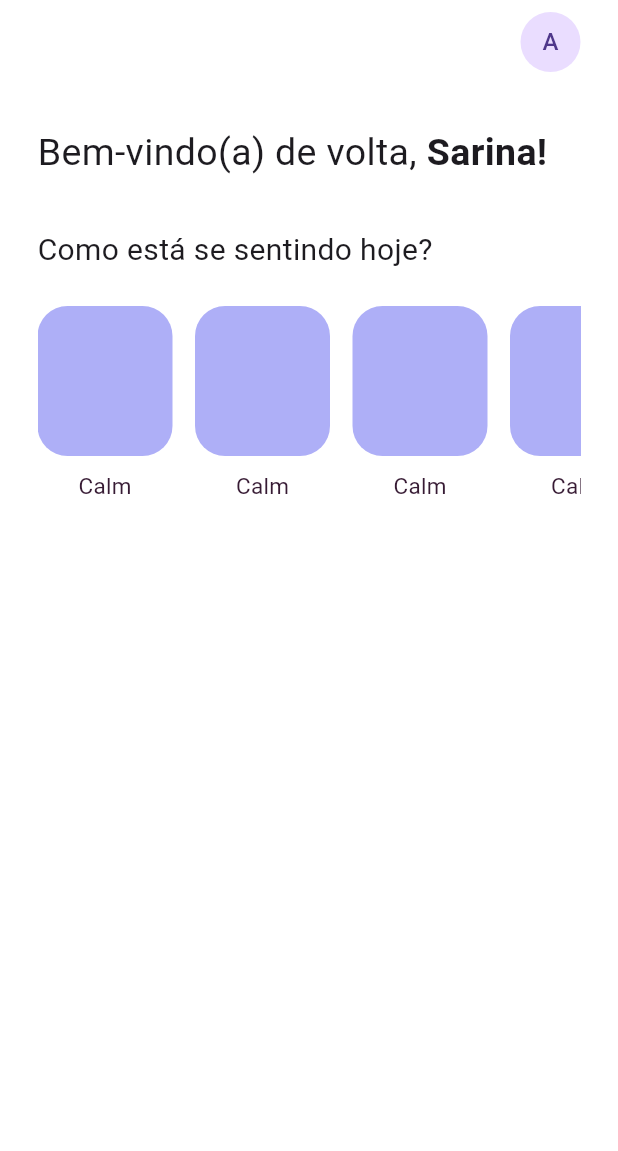
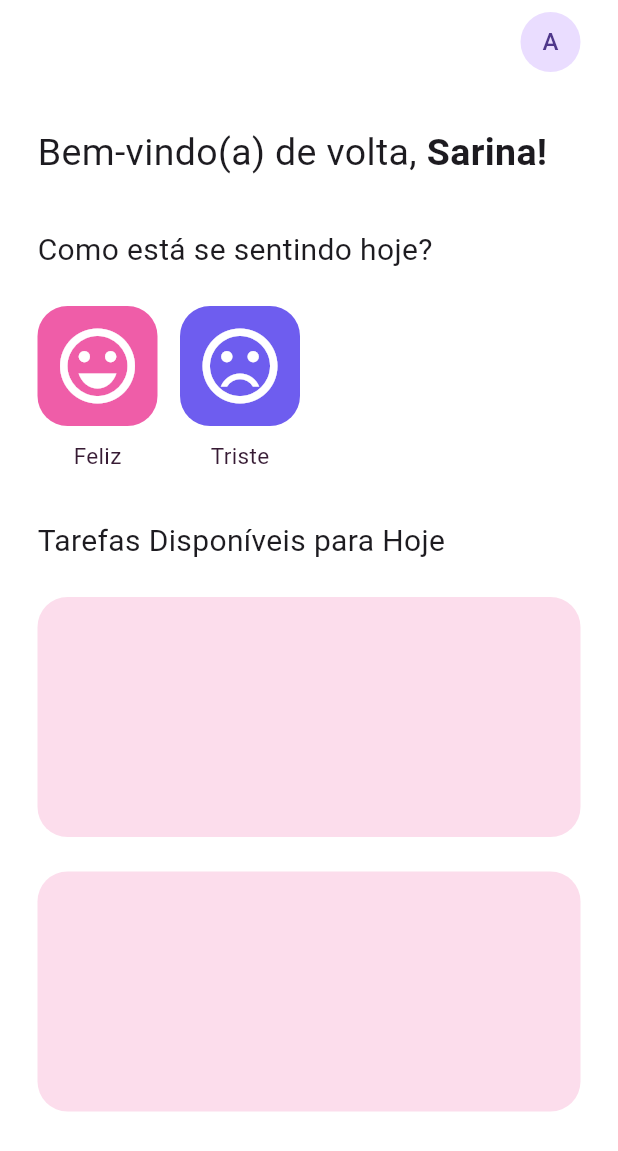
Before and after one commit to maisaamadeu/flutter_mental_health, a Flutter app: the HomeScreen screen opened directly, on a phone screen of 412 x 824 dp. Shown: the top 1151 px of the screen. Run offline on Flutter 3.47's test engine with Material 2 defaults, Android fonts, the light colour scheme and no system bars; our stand-ins replace flutter_svg, google_fonts; Roboto replaces fonts that are missing (Alegreya).

Commit message:
iniciando a home page

```diff
--- /dev/null
+++ b/lib/app/core/models/emotion_model.dart
@@ -0,0 +1,13 @@
+import 'package:flutter/material.dart';
+
+class EmotionModel {
+  String name;
+  IconData icon;
+  Color color;
+
+  EmotionModel({
+    required this.name,
+    required this.icon,
+    required this.color,
+  });
+}
--- /dev/null
+++ b/lib/app/core/models/user_model.dart
@@ -0,0 +1,5 @@
+class UserModel {
+  final String username;
+
+  UserModel({required this.username});
+}
--- a/lib/app/screens/home_screen.dart
+++ b/lib/app/screens/home_screen.dart
@@ -1,8 +1,25 @@
 import 'package:flutter/material.dart';
+import 'package:flutter_mental_health/app/core/models/emotion_model.dart';
+import 'package:flutter_mental_health/app/core/models/user_model.dart';
+import 'package:flutter_mental_health/app/shared/widgets/emotion_widget.dart';
 import 'package:google_fonts/google_fonts.dart';
 
 class HomeScreen extends StatelessWidget {
-  const HomeScreen({super.key});
+  HomeScreen({super.key});
+
+  final UserModel user = UserModel(username: 'Sarina');
+  List<EmotionModel> emotions = [
+    EmotionModel(
+      name: 'Feliz',
+      icon: Icons.sentiment_very_satisfied,
+      color: Color(0xffEF5DA8),
+    ),
+    EmotionModel(
+      name: 'Triste',
+      icon: Icons.sentiment_very_dissatisfied,
+      color: Color.fromARGB(255, 110, 93, 239),
+    ),
+  ];
 
   @override
   Widget build(BuildContext context) {
@@ -41,9 +58,9 @@ class HomeScreen extends StatelessWidget {
                     fontSize: 25,
                   ),
                   children: [
-                    const TextSpan(
-                      text: 'Sarina!',
-                      style: TextStyle(
+                    TextSpan(
+                      text: '${user.username}!',
+                      style: const TextStyle(
                         fontWeight: FontWeight.bold,
                       ),
                     ),
@@ -63,41 +80,47 @@ class HomeScreen extends StatelessWidget {
                 height: 23,
               ),
               SizedBox(
-                height: 130,
+                height: 110,
                 child: ListView.builder(
-                  itemCount: 5,
+                  itemCount: emotions.length,
                   padding: EdgeInsets.zero,
                   scrollDirection: Axis.horizontal,
+                  itemBuilder: (context, index) => EmotionWidget(
+                    index: index,
+                    emotion: emotions[index],
+                    length: emotions.length,
+                  ),
+                ),
+              ),
+              const SizedBox(
+                height: 32,
+              ),
+              Text(
+                'Tarefas Disponíveis para Hoje',
+                style: GoogleFonts.alegreyaSans(
+                  fontSize: 20,
+                ),
+              ),
+              const SizedBox(
+                height: 23,
+              ),
+              Expanded(
+                child: ListView.separated(
+                  itemCount: 2,
+                  separatorBuilder: (context, index) => const SizedBox(
+                    height: 23,
+                  ),
+                  padding: EdgeInsets.zero,
+                  scrollDirection: Axis.vertical,
                   itemBuilder: (context, index) => Container(
-                    margin: EdgeInsets.only(
-                      right: index == 5 ? 0 : 15,
-                    ),
-                    child: Column(
-                      mainAxisAlignment: MainAxisAlignment.spaceBetween,
-                      children: [
-                        Container(
-                          width: 90,
-                          height: 100,
-                          decoration: ShapeDecoration(
-                            color: const Color(0xFFAEAFF7),
-                            shape: RoundedRectangleBorder(
-                              borderRadius: BorderRadius.circular(20),
-                            ),
-                          ),
-                        ),
-                        Text(
-                          'Calm',
-                          textAlign: TextAlign.center,
-                          style: GoogleFonts.alegreyaSans(
-                            color: const Color(0xFF371B34),
-                            fontSize: 15,
-                          ),
-                        ),
-                      ],
+                    height: 160,
+                    decoration: BoxDecoration(
+                      color: Color(0xffFCDDEC),
+                      borderRadius: BorderRadius.circular(20),
                     ),
                   ),
                 ),
-              )
+              ),
             ],
           ),
         ),
--- /dev/null
+++ b/lib/app/shared/widgets/emotion_widget.dart
@@ -0,0 +1,52 @@
+import 'package:flutter/material.dart';
+import 'package:flutter_mental_health/app/core/models/emotion_model.dart';
+import 'package:google_fonts/google_fonts.dart';
+
+class EmotionWidget extends StatelessWidget {
+  const EmotionWidget(
+      {super.key,
+      required this.index,
+      required this.emotion,
+      required this.length});
+
+  final int index;
+  final int length;
+  final EmotionModel emotion;
+
+  @override
+  Widget build(BuildContext context) {
+    return Container(
+      margin: EdgeInsets.only(
+        right: index == length - 1 ? 0 : 15,
+      ),
+      child: Column(
+        mainAxisAlignment: MainAxisAlignment.spaceBetween,
+        children: [
+          Container(
+            width: 80,
+            height: 80,
+            decoration: ShapeDecoration(
+              color: emotion.color,
+              shape: RoundedRectangleBorder(
+                borderRadius: BorderRadius.circular(20),
+              ),
+            ),
+            child: Icon(
+              emotion.icon,
+              color: Colors.white,
+              size: 60,
+            ),
+          ),
+          Text(
+            emotion.name,
+            textAlign: TextAlign.center,
+            style: GoogleFonts.alegreyaSans(
+              color: const Color(0xFF371B34),
+              fontSize: 15,
+            ),
+          ),
+        ],
+      ),
+    );
+  }
+}
```
